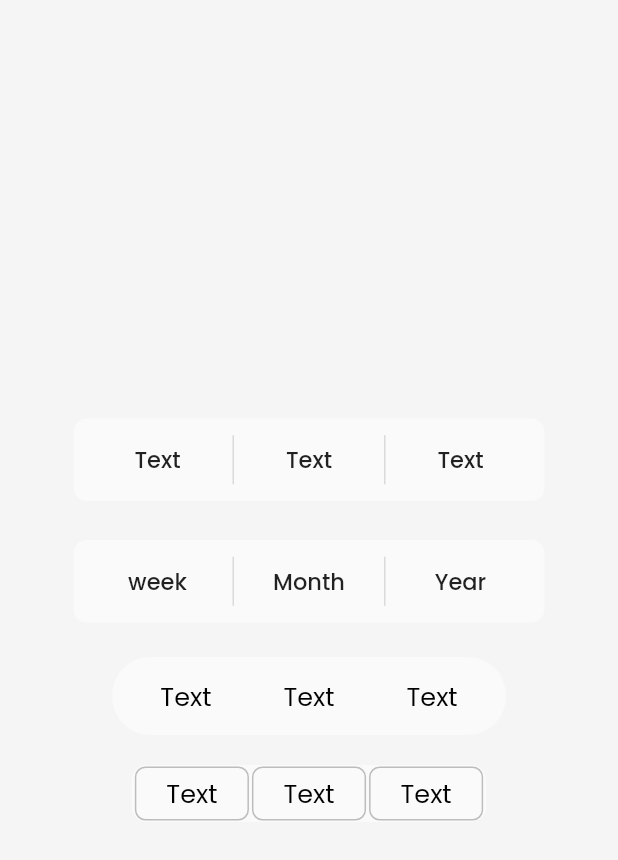
After one commit to Clueless-Community/Spectrum-UI, a Flutter app: the SegmentedControlScreen screen opened directly, on a phone screen of 412 x 824 dp. The commit adds this screen. Shown: the top 860 px of the screen. Run offline on Flutter 3.47's test engine with Material 2 defaults, Android fonts, the phone set to English and light mode, and no system bars; our stand-ins replace curved_navigation_bar, fluentui_icons, google_fonts, velocity_x.

Commit message:
Added new Controls

```diff
--- a/lib/data/widget_category.dart
+++ b/lib/data/widget_category.dart
@@ -5,6 +5,7 @@ import 'package:flutter_component_ui/ui_components/cards/cards.dart';
 import 'package:flutter_component_ui/ui_components/input_fields/input_fields.dart';
 import 'package:flutter_component_ui/ui_components/messages/messages.dart';
 import 'package:flutter_component_ui/ui_components/pricing_cards/pricing_cards.dart';
+import 'package:flutter_component_ui/ui_components/segmented_controls/segmented_control_screen.dart';
 
 final List<Map<String, dynamic>> widgetCategoryData = [
   {
@@ -29,7 +30,7 @@ final List<Map<String, dynamic>> widgetCategoryData = [
   },
   {
     'categoryName': 'Cards',
-    'categoryScreen':CardScreen(),
+    'categoryScreen': CardScreen(),
   },
   {
     'categoryName': 'Input Field',
@@ -43,4 +44,8 @@ final List<Map<String, dynamic>> widgetCategoryData = [
     'categoryName': 'Pricing Cards',
     'categoryScreen': PricingCardScreen(),
   },
+  {
+    'categoryName': 'Segmented Controls',
+    'categoryScreen': const SegmentedControlScreen(),
+  },
 ];
--- a/lib/screens/main_app_widgets/fav_page.dart
+++ b/lib/screens/main_app_widgets/fav_page.dart
@@ -6,23 +6,14 @@ class FavPage extends StatelessWidget {
 
   @override
   Widget build(BuildContext context) {
-    Color? color;
-    Map<int, Widget> choices = {
-      0: buildSegment("week", color),
-      1: buildSegment("Month", color),
-      2: buildSegment("Year", color),
-    };
     return Scaffold(
       body: Column(
         mainAxisAlignment: MainAxisAlignment.center,
-        children: [
-          const Center(
+        children: const [
+          Center(
             child: Text(
               "Favs Page",
             ),
-          ),
-          SegmentedControlWidget(
-            choices: choices,
           ),
         ],
       ),
--- /dev/null
+++ b/lib/ui_components/segmented_controls/segmented_control_screen.dart
@@ -0,0 +1,59 @@
+import 'package:flutter/material.dart';
+import 'segmented_controls.dart';
+
+class SegmentedControlScreen extends StatelessWidget {
+  const SegmentedControlScreen({super.key});
+
+  @override
+  Widget build(BuildContext context) {
+    Color? color;
+    Map<int, Widget> choices = {
+      0: buildSegment("week", color),
+      1: buildSegment("Month", color),
+      2: buildSegment("Year", color),
+    };
+    Map<int, Widget> choices1 = {
+      0: buildSegment("Text", color),
+      1: buildSegment("Text", color),
+      2: buildSegment("Text", color),
+    };
+    return Scaffold(
+      body: Column(
+        mainAxisAlignment: MainAxisAlignment.center,
+        children: [
+          Center(
+            child: SegmentedControlWidget(
+              choices: choices1,
+            ),
+          ),
+          const SizedBox(
+            height: 20,
+          ),
+          Center(
+            child: SegmentedControlWidget(
+              choices: choices,
+            ),
+          ),
+          const SizedBox(
+            height: 20,
+          ),
+          Center(
+            child: RadioChips(
+              values: ['Text', 'Text', 'Text'],
+              onSelected: (index) {},
+            ),
+          ),
+          const SizedBox(
+            height: 20,
+          ),
+          Center(
+            child: RectangularSelections(
+              values: ['Text', 'Text', 'Text'],
+              onSelected: (index) {},
+            ),
+          ),
+        ],
+      ),
+    );
+  }
+}
--- a/lib/ui_components/segmented_controls/segmented_controls.dart
+++ b/lib/ui_components/segmented_controls/segmented_controls.dart
@@ -12,25 +12,24 @@ class _SegmentedControlWidgetState extends State<SegmentedControlWidget> {
   Color selected = const Color.fromRGBO(21, 22, 117, 0.8);
 
   int? value;
-  Color? color;
-  Color? bgcolor = Colors.transparent;
+  Color color = const Color.fromARGB(255, 251, 250, 250);
+  Color bgcolor = Colors.transparent;
   @override
   Widget build(BuildContext context) {
     var brightness = MediaQuery.of(context).platformBrightness;
     bool isDarkMode = brightness == Brightness.dark;
     if (isDarkMode) {
       selected = const Color.fromRGBO(0, 194, 203, 1);
-      bgcolor = Colors.blueGrey[900];
+      bgcolor = const Color.fromRGBO(38, 50, 56, 1);
+    } else {
+      selected = const Color.fromRGBO(21, 22, 117, 0.8);
+      bgcolor = const Color.fromARGB(255, 251, 250, 250);
     }
-    return Container(
-      decoration: BoxDecoration(
-        borderRadius: BorderRadius.circular(25),
-        color: bgcolor,
-      ),
+    return SizedBox(
       child: Padding(
         padding: const EdgeInsets.all(3.0),
         child: CupertinoSlidingSegmentedControl<int>(
-          backgroundColor: Color.fromARGB(1, 1, 1, 0),
+          backgroundColor: bgcolor,
           thumbColor: selected,
           padding: const EdgeInsets.all(6),
           groupValue: value,
@@ -50,7 +49,7 @@ Widget buildSegment(String text, Color? color) => Container(
       child: Container(
         width: 80,
         decoration: BoxDecoration(
-          borderRadius: BorderRadius.circular(25),
+          borderRadius: BorderRadius.circular(50),
         ),
         child: Padding(
           padding: const EdgeInsets.all(10.0),
@@ -66,3 +65,168 @@ Widget buildSegment(String text, Color? color) => Container(
         ),
       ),
     );
+
+class RadioChips extends StatefulWidget {
+  final List<String> values;
+  final int initialPosition;
+  final Function(int index) onSelected;
+
+  RadioChips(
+      {required this.values,
+      required this.onSelected,
+      this.initialPosition = -1});
+
+  @override
+  _RadioChipsState createState() => _RadioChipsState();
+}
+
+class _RadioChipsState extends State<RadioChips> {
+  int? current;
+
+  @override
+  void initState() {
+    super.initState();
+    current = widget.initialPosition;
+  }
+
+  Color selected = const Color.fromRGBO(21, 22, 117, 0.8);
+  Color bgcolor = const Color.fromARGB(255, 251, 250, 250);
+
+  @override
+  Widget build(BuildContext context) {
+    var brightness = MediaQuery.of(context).platformBrightness;
+    bool isDarkMode = brightness == Brightness.dark;
+    if (isDarkMode) {
+      selected = const Color.fromRGBO(0, 194, 203, 1);
+      bgcolor = const Color.fromRGBO(38, 50, 56, 1);
+    } else {
+      selected = const Color.fromRGBO(21, 22, 117, 0.8);
+      bgcolor = const Color.fromARGB(255, 251, 250, 250);
+    }
+    return Container(
+      decoration: BoxDecoration(
+        color: bgcolor,
+        borderRadius: BorderRadius.circular(25),
+      ),
+      child: Padding(
+        padding: const EdgeInsets.all(8.0),
+        child: Row(
+          mainAxisSize: MainAxisSize.min,
+          children: List.generate(
+            widget.values.length,
+            (index) {
+              return GestureDetector(
+                onTap: () async {
+                  setState(() => current = index);
+                  widget.onSelected(index);
+                },
+                child: Container(
+                  height: 36,
+                  alignment: Alignment.center,
+                  margin: const EdgeInsets.symmetric(horizontal: 4),
+                  padding: const EdgeInsets.symmetric(horizontal: 20),
+                  decoration: BoxDecoration(
+                    borderRadius: const BorderRadius.all(Radius.circular(18)),
+                    color: index == current ? selected : bgcolor,
+                  ),
+                  child: Text(
+                    widget.values[index],
+                    style: index == current
+                        ? const TextStyle(color: Colors.white, fontSize: 17)
+                        : !isDarkMode
+                            ? const TextStyle(color: Colors.black, fontSize: 17)
+                            : const TextStyle(
+                                color: Colors.white, fontSize: 17),
+                  ),
+                ),
+              );
+            },
+          ),
+        ),
+      ),
+    );
+  }
+}
+
+class RectangularSelections extends StatefulWidget {
+  final List<String> values;
+  final int initialPosition;
+  final Function(int index) onSelected;
+
+  RectangularSelections(
+      {required this.values,
+      required this.onSelected,
+      this.initialPosition = -1});
+
+  @override
+  _RectangularSelectionsState createState() => _RectangularSelectionsState();
+}
+
+class _RectangularSelectionsState extends State<RectangularSelections> {
+  int? current;
+
+  @override
+  void initState() {
+    super.initState();
+    current = widget.initialPosition;
+  }
+
+  Color selected = const Color.fromRGBO(21, 22, 117, 0.8);
+  Color bgcolor = const Color.fromARGB(255, 251, 250, 250);
+
+  @override
+  Widget build(BuildContext context) {
+    var brightness = MediaQuery.of(context).platformBrightness;
+    bool isDarkMode = brightness == Brightness.dark;
+    if (isDarkMode) {
+      selected = const Color.fromRGBO(0, 194, 203, 1);
+      bgcolor = const Color.fromRGBO(38, 50, 56, 1);
+    } else {
+      selected = const Color.fromRGBO(21, 22, 117, 0.8);
+      bgcolor = const Color.fromARGB(255, 251, 250, 250);
+    }
+    return Container(
+      decoration: BoxDecoration(
+        color: bgcolor,
+        borderRadius: BorderRadius.circular(10),
+      ),
+      child: Padding(
+        padding: const EdgeInsets.all(1.0),
+        child: Row(
+          mainAxisSize: MainAxisSize.min,
+          children: List.generate(
+            widget.values.length,
+            (index) {
+              return GestureDetector(
+                onTap: () async {
+                  setState(() => current = index);
+                  widget.onSelected(index);
+                },
+                child: Container(
+                  height: 36,
+                  alignment: Alignment.center,
+                  margin: const EdgeInsets.symmetric(horizontal: 1),
+                  padding: const EdgeInsets.symmetric(horizontal: 20),
+                  decoration: BoxDecoration(
+                    borderRadius: const BorderRadius.all(Radius.circular(7)),
+                    border: Border.all(color: Color.fromRGBO(189, 189, 189, 1)),
+                    color: index == current ? selected : bgcolor,
+                  ),
+                  child: Text(
+                    widget.values[index],
+                    style: index == current
+                        ? const TextStyle(color: Colors.white, fontSize: 17)
+                        : !isDarkMode
+                            ? const TextStyle(color: Colors.black, fontSize: 17)
+                            : const TextStyle(
+                                color: Colors.white, fontSize: 17),
+                  ),
+                ),
+              );
+            },
+          ),
+        ),
+      ),
+    );
+  }
+}
```
